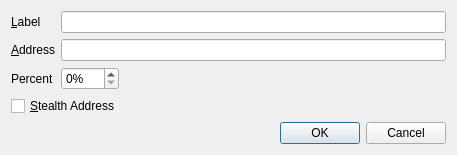
This is src/qt/forms/editaddressdialog.ui in Pink2Dev/Pink2 as Qt 5 draws it before an edit. The edited form follows.
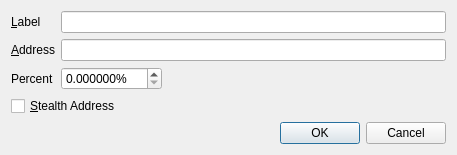
This is the edited form.

What changed in the file:
```diff
--- a/src/qt/forms/editaddressdialog.ui
+++ b/src/qt/forms/editaddressdialog.ui
@@ -7,7 +7,7 @@
     <x>0</x>
     <y>0</y>
     <width>457</width>
-    <height>129</height>
+    <height>150</height>
    </rect>
   </property>
   <property name="windowTitle">
@@ -53,13 +53,6 @@
        </property>
       </widget>
      </item>
-     <item row="4" column="0" colspan="2">
-      <widget class="QCheckBox" name="stealthCB">
-       <property name="text">
-        <string>&amp;Stealth Address</string>
-       </property>
-      </widget>
-     </item>
      <item row="2" column="0">
       <widget class="QLabel" name="Percent">
        <property name="text">
@@ -68,24 +61,28 @@
       </widget>
      </item>
      <item row="2" column="1">
-      <widget class="QSpinBox" name="spinPercent">
+      <widget class="QDoubleSpinBox" name="spinPercent">
        <property name="sizePolicy">
         <sizepolicy hsizetype="Fixed" vsizetype="Fixed">
          <horstretch>0</horstretch>
          <verstretch>0</verstretch>
         </sizepolicy>
        </property>
-       <property name="minimumSize">
-        <size>
-         <width>0</width>
-         <height>0</height>
-        </size>
-       </property>
        <property name="suffix">
         <string>%</string>
        </property>
+       <property name="decimals">
+        <number>6</number>
+       </property>
        <property name="maximum">
-        <number>100</number>
+        <double>100.000000000000000</double>
+       </property>
+      </widget>
+     </item>
+     <item row="4" column="0" colspan="2">
+      <widget class="QCheckBox" name="stealthCB">
+       <property name="text">
+        <string>&amp;Stealth Address</string>
        </property>
       </widget>
      </item>
```
